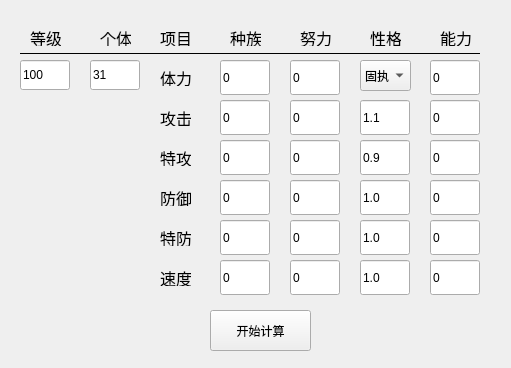
Old version of the form code/Ui_CalculatorWindow.ui in the repository UncleBang0214/SeerLauncher.
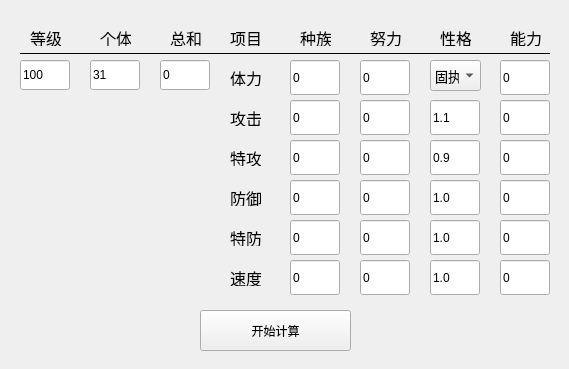
New version of the form.

Commit message: 计算器UI

The edit to the form file:
```diff
--- a/code/Ui_CalculatorWindow.ui
+++ b/code/Ui_CalculatorWindow.ui
@@ -6,10 +6,22 @@
             <rect>
                 <x>0</x>
                 <y>0</y>
-                <width>511</width>
-                <height>368</height>
+                <width>569</width>
+                <height>369</height>
             </rect>
         </property>
+        <property name="minimumSize">
+            <size>
+                <width>569</width>
+                <height>369</height>
+            </size>
+        </property>
+        <property name="maximumSize">
+            <size>
+                <width>569</width>
+                <height>369</height>
+            </size>
+        </property>
         <property name="windowTitle">
             <string>精灵计算器</string>
         </property>
@@ -17,9 +29,9 @@
             <widget class="QPushButton" name="CalculateButton">
                 <property name="geometry">
                     <rect>
-                        <x>210</x>
+                        <x>200</x>
                         <y>310</y>
-                        <width>101</width>
+                        <width>151</width>
                         <height>41</height>
                     </rect>
                 </property>
@@ -103,7 +115,7 @@
                     <rect>
                         <x>20</x>
                         <y>53</y>
-                        <width>460</width>
+                        <width>530</width>
                         <height>1</height>
                     </rect>
                 </property>
@@ -128,7 +140,7 @@
             <widget class="QLabel" name="CategoryLabel">
                 <property name="geometry">
                     <rect>
-                        <x>160</x>
+                        <x>230</x>
                         <y>30</y>
                         <width>31</width>
                         <height>16</height>
@@ -146,7 +158,7 @@
             <widget class="QLabel" name="CategoryLabel_1">
                 <property name="geometry">
                     <rect>
-                        <x>160</x>
+                        <x>230</x>
                         <y>70</y>
                         <width>31</width>
                         <height>16</height>
@@ -164,7 +176,7 @@
             <widget class="QLabel" name="CategoryLabel_2">
                 <property name="geometry">
                     <rect>
-                        <x>160</x>
+                        <x>230</x>
                         <y>110</y>
                         <width>31</width>
                         <height>16</height>
@@ -182,7 +194,7 @@
             <widget class="QLabel" name="CategoryLabel_3">
                 <property name="geometry">
                     <rect>
-                        <x>160</x>
+                        <x>230</x>
                         <y>150</y>
                         <width>31</width>
                         <height>16</height>
@@ -200,7 +212,7 @@
             <widget class="QLabel" name="CategoryLabel_4">
                 <property name="geometry">
                     <rect>
-                        <x>160</x>
+                        <x>230</x>
                         <y>190</y>
                         <width>31</width>
                         <height>16</height>
@@ -218,7 +230,7 @@
             <widget class="QLabel" name="CategoryLabel_5">
                 <property name="geometry">
                     <rect>
-                        <x>160</x>
+                        <x>230</x>
                         <y>230</y>
                         <width>31</width>
                         <height>16</height>
@@ -236,7 +248,7 @@
             <widget class="QLabel" name="CategoryLabel_6">
                 <property name="geometry">
                     <rect>
-                        <x>160</x>
+                        <x>230</x>
                         <y>270</y>
                         <width>31</width>
                         <height>16</height>
@@ -254,7 +266,7 @@
             <widget class="QLabel" name="RaceLabel">
                 <property name="geometry">
                     <rect>
-                        <x>230</x>
+                        <x>300</x>
                         <y>30</y>
                         <width>31</width>
                         <height>16</height>
@@ -272,7 +284,7 @@
             <widget class="QLineEdit" name="RaceEdit_1">
                 <property name="geometry">
                     <rect>
-                        <x>220</x>
+                        <x>290</x>
                         <y>60</y>
                         <width>50</width>
                         <height>35</height>
@@ -288,7 +300,7 @@
             <widget class="QLineEdit" name="RaceEdit_2">
                 <property name="geometry">
                     <rect>
-                        <x>220</x>
+                        <x>290</x>
                         <y>100</y>
                         <width>50</width>
                         <height>35</height>
@@ -304,7 +316,7 @@
             <widget class="QLineEdit" name="RaceEdit_3">
                 <property name="geometry">
                     <rect>
-                        <x>220</x>
+                        <x>290</x>
                         <y>140</y>
                         <width>50</width>
                         <height>35</height>
@@ -320,7 +332,7 @@
             <widget class="QLineEdit" name="RaceEdit_4">
                 <property name="geometry">
                     <rect>
-                        <x>220</x>
+                        <x>290</x>
                         <y>180</y>
                         <width>50</width>
                         <height>35</height>
@@ -336,7 +348,7 @@
             <widget class="QLineEdit" name="RaceEdit_5">
                 <property name="geometry">
                     <rect>
-                        <x>220</x>
+                        <x>290</x>
                         <y>220</y>
                         <width>50</width>
                         <height>35</height>
@@ -352,7 +364,7 @@
             <widget class="QLineEdit" name="RaceEdit_6">
                 <property name="geometry">
                     <rect>
-                        <x>220</x>
+                        <x>290</x>
                         <y>260</y>
                         <width>50</width>
                         <height>35</height>
@@ -368,7 +380,7 @@
             <widget class="QLineEdit" name="EffortEdit_6">
                 <property name="geometry">
                     <rect>
-                        <x>290</x>
+                        <x>360</x>
                         <y>260</y>
                         <width>50</width>
                         <height>35</height>
@@ -384,7 +396,7 @@
             <widget class="QLineEdit" name="EffortEdit_2">
                 <property name="geometry">
                     <rect>
-                        <x>290</x>
+                        <x>360</x>
                         <y>100</y>
                         <width>50</width>
                         <height>35</height>
@@ -400,7 +412,7 @@
             <widget class="QLineEdit" name="EffortEdit_3">
                 <property name="geometry">
                     <rect>
-                        <x>290</x>
+                        <x>360</x>
                         <y>140</y>
                         <width>50</width>
                         <height>35</height>
@@ -416,7 +428,7 @@
             <widget class="QLineEdit" name="EffortEdit_5">
                 <property name="geometry">
                     <rect>
-                        <x>290</x>
+                        <x>360</x>
                         <y>220</y>
                         <width>50</width>
                         <height>35</height>
@@ -432,7 +444,7 @@
             <widget class="QLineEdit" name="EffortEdit_4">
                 <property name="geometry">
                     <rect>
-                        <x>290</x>
+                        <x>360</x>
                         <y>180</y>
                         <width>50</width>
                         <height>35</height>
@@ -448,7 +460,7 @@
             <widget class="QLabel" name="EffortLabel">
                 <property name="geometry">
                     <rect>
-                        <x>300</x>
+                        <x>370</x>
                         <y>30</y>
                         <width>31</width>
                         <height>16</height>
@@ -466,7 +478,7 @@
             <widget class="QLineEdit" name="EffortEdit_1">
                 <property name="geometry">
                     <rect>
-                        <x>290</x>
+                        <x>360</x>
                         <y>60</y>
                         <width>50</width>
                         <height>35</height>
@@ -482,12 +494,17 @@
             <widget class="QComboBox" name="CharacterComboBox">
                 <property name="geometry">
                     <rect>
-                        <x>360</x>
+                        <x>430</x>
                         <y>60</y>
                         <width>51</width>
                         <height>31</height>
                     </rect>
                 </property>
+                <property name="font">
+                    <font>
+                        <pointsize>10</pointsize>
+                    </font>
+                </property>
                 <property name="styleSheet">
                     <string notr="true"/>
                 </property>
@@ -623,7 +640,7 @@
             <widget class="QLineEdit" name="CharacterEdit_5">
                 <property name="geometry">
                     <rect>
-                        <x>360</x>
+                        <x>430</x>
                         <y>260</y>
                         <width>50</width>
                         <height>35</height>
@@ -639,7 +656,7 @@
             <widget class="QLineEdit" name="CharacterEdit_4">
                 <property name="geometry">
                     <rect>
-                        <x>360</x>
+                        <x>430</x>
                         <y>220</y>
                         <width>50</width>
                         <height>35</height>
@@ -655,7 +672,7 @@
             <widget class="QLineEdit" name="CharacterEdit_2">
                 <property name="geometry">
                     <rect>
-                        <x>360</x>
+                        <x>430</x>
                         <y>140</y>
                         <width>50</width>
                         <height>35</height>
@@ -671,7 +688,7 @@
             <widget class="QLineEdit" name="CharacterEdit_3">
                 <property name="geometry">
                     <rect>
-                        <x>360</x>
+                        <x>430</x>
                         <y>180</y>
                         <width>50</width>
                         <height>35</height>
@@ -687,7 +704,7 @@
             <widget class="QLineEdit" name="CharacterEdit_1">
                 <property name="geometry">
                     <rect>
-                        <x>360</x>
+                        <x>430</x>
                         <y>100</y>
                         <width>50</width>
                         <height>35</height>
@@ -703,7 +720,7 @@
             <widget class="QLabel" name="CharacterLabel">
                 <property name="geometry">
                     <rect>
-                        <x>370</x>
+                        <x>440</x>
                         <y>30</y>
                         <width>31</width>
                         <height>16</height>
@@ -721,7 +738,7 @@
             <widget class="QLabel" name="AbilityLabel">
                 <property name="geometry">
                     <rect>
-                        <x>440</x>
+                        <x>510</x>
                         <y>30</y>
                         <width>31</width>
                         <height>16</height>
@@ -739,7 +756,7 @@
             <widget class="QLineEdit" name="SpeedLabel">
                 <property name="geometry">
                     <rect>
-                        <x>430</x>
+                        <x>500</x>
                         <y>260</y>
                         <width>50</width>
                         <height>35</height>
@@ -755,7 +772,7 @@
             <widget class="QLineEdit" name="DefenseLabel">
                 <property name="geometry">
                     <rect>
-                        <x>430</x>
+                        <x>500</x>
                         <y>180</y>
                         <width>50</width>
                         <height>35</height>
@@ -771,7 +788,7 @@
             <widget class="QLineEdit" name="SpDefenseLabel">
                 <property name="geometry">
                     <rect>
-                        <x>430</x>
+                        <x>500</x>
                         <y>220</y>
                         <width>50</width>
                         <height>35</height>
@@ -787,7 +804,7 @@
             <widget class="QLineEdit" name="HPLabel">
                 <property name="geometry">
                     <rect>
-                        <x>430</x>
+                        <x>500</x>
                         <y>60</y>
                         <width>50</width>
                         <height>35</height>
@@ -803,7 +820,7 @@
             <widget class="QLineEdit" name="AttackLabel">
                 <property name="geometry">
                     <rect>
-                        <x>430</x>
+                        <x>500</x>
                         <y>100</y>
                         <width>50</width>
                         <height>35</height>
@@ -819,7 +836,7 @@
             <widget class="QLineEdit" name="SpAttackLabel">
                 <property name="geometry">
                     <rect>
-                        <x>430</x>
+                        <x>500</x>
                         <y>140</y>
                         <width>50</width>
                         <height>35</height>
@@ -832,6 +849,40 @@
                     <string/>
                 </property>
             </widget>
+            <widget class="QLabel" name="SumLabel">
+                <property name="geometry">
+                    <rect>
+                        <x>170</x>
+                        <y>30</y>
+                        <width>31</width>
+                        <height>16</height>
+                    </rect>
+                </property>
+                <property name="font">
+                    <font>
+                        <pointsize>12</pointsize>
+                    </font>
+                </property>
+                <property name="text">
+                    <string>总和</string>
+                </property>
+            </widget>
+            <widget class="QLineEdit" name="SumEdit">
+                <property name="geometry">
+                    <rect>
+                        <x>160</x>
+                        <y>60</y>
+                        <width>50</width>
+                        <height>30</height>
+                    </rect>
+                </property>
+                <property name="text">
+                    <string>0</string>
+                </property>
+                <property name="placeholderText">
+                    <string/>
+                </property>
+            </widget>
         </widget>
     </widget>
     <resources/>
```
